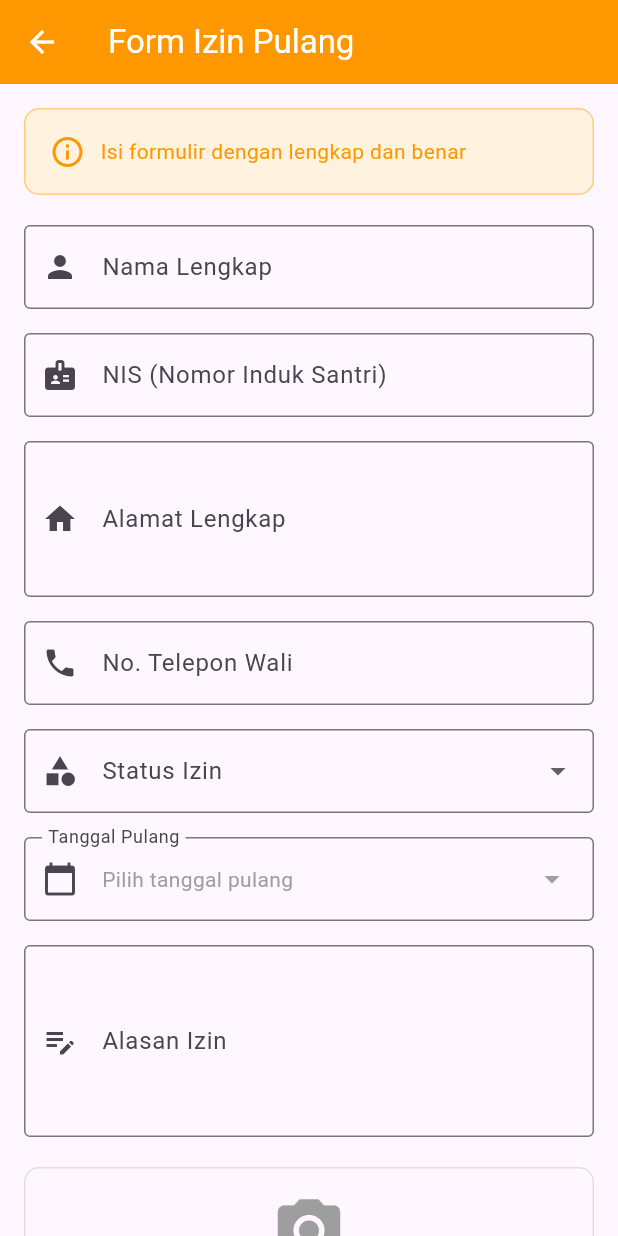
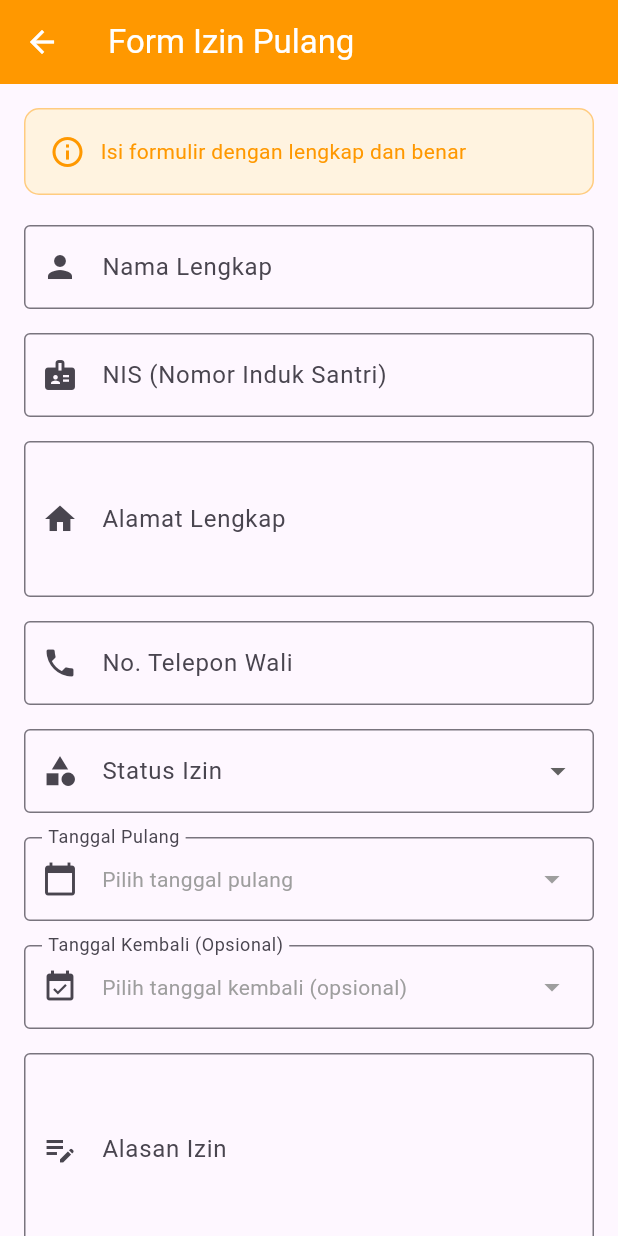
Before and after one commit to mohfarizalsholahuddinghonniuisi23/Ma-had-Security-project, a Flutter app: the FormIzinPulang screen opened directly, on a phone screen of 412 x 824 dp. Run offline on Flutter 3.47's test engine with Material 3 defaults, Android fonts, the phone set to English and light mode, and no system bars; our stand-ins replace cloud_firestore, firebase_auth, firebase_core; accounts and stored records are empty.

Commit message:
penambahan tgl kembali pada formizinpulang

```diff
--- a/lib/Views/FormIzinPulang.dart
+++ b/lib/Views/FormIzinPulang.dart
@@ -26,6 +26,9 @@ class _FormIzinPulangState extends State<FormIzinPulang> {
 
   // Tanggal pulang
   DateTime? _tanggalPulang;
+
+  // Taggal kembali
+  DateTime? _tanggalKembali;
 
   String? _selectedStatus;
   final List<String> _statusOptions = ['Belum Disetujui', 'Disetujui'];
@@ -59,6 +62,36 @@ class _FormIzinPulangState extends State<FormIzinPulang> {
     }
   }
 
+  // Fungsi untuk pilih tanggal kembali
+  Future<void> _pilihTanggalKembali() async {
+    // Validasi: tanggal pulang harus dipilih dulu
+    if (_tanggalPulang == null) {
+      ScaffoldMessenger.of(context).showSnackBar(
+        const SnackBar(
+          content: Text('⚠️ Pilih tanggal pulang terlebih dahulu'),
+          backgroundColor: Colors.orange,
+        ),
+      );
+      return;
+    }
+
+    final DateTime? picked = await showDatePicker(
+      context: context,
+      initialDate: _tanggalKembali ?? _tanggalPulang!.add(const Duration(days: 1)),
+      firstDate: _tanggalPulang!, // Minimal setelah tanggal pulang
+      lastDate: DateTime.now().add(const Duration(days: 365)),
+      helpText: 'Pilih Tanggal Kembali',
+      cancelText: 'Batal',
+      confirmText: 'Pilih',
+    );
+
+    if (picked != null && picked != _tanggalKembali) {
+      setState(() {
+        _tanggalKembali = picked;
+      });
+    }
+  }
+
   // Fungsi simpan ke Firestore
   Future<void> _simpanData() async {
     if (_formKey.currentState!.validate()) {
@@ -88,6 +121,7 @@ class _FormIzinPulangState extends State<FormIzinPulang> {
           alasan: _alasanController.text.trim(),
           status: _selectedStatus ?? 'Belum Disetujui',
           tanggalPulang: _tanggalPulang!,
+          tanggalKembali: _tanggalKembali,
         );
 
         // Simpan ke Firestore
@@ -136,6 +170,7 @@ class _FormIzinPulangState extends State<FormIzinPulang> {
     setState(() {
       _selectedStatus = null;
       _tanggalPulang = null;
+      _tanggalKembali = null;
     });
   }
 
@@ -326,6 +361,54 @@ class _FormIzinPulangState extends State<FormIzinPulang> {
               ),
               const SizedBox(height: 16),
 
+              // 📅 Date Picker untuk Tanggal Kembali
+              InkWell(
+                onTap: _pilihTanggalKembali,
+                child: InputDecorator(
+                  decoration: const InputDecoration(
+                    labelText: 'Tanggal Kembali (Opsional)',
+                    prefixIcon: Icon(Icons.event_available),
+                    border: OutlineInputBorder(),
+                  ),
+                  child: Row(
+                    mainAxisAlignment: MainAxisAlignment.spaceBetween,
+                    children: [
+                      Text(
+                        _tanggalKembali != null
+                            ? DateFormat('dd MMMM yyyy', 'id_ID')
+                                .format(_tanggalKembali!)
+                            : 'Pilih tanggal kembali (opsional)',
+                        style: TextStyle(
+                          color: _tanggalKembali != null
+                              ? Colors.black
+                              : Colors.grey,
+                        ),
+                      ),
+                      Row(
+                        children: [
+                          if (_tanggalKembali != null)
+                            InkWell(
+                              onTap: () {
+                                setState(() {
+                                  _tanggalKembali = null;
+                                });
+                              },
+                              child: const Icon(
+                                Icons.clear,
+                                color: Colors.red,
+                                size: 20,
+                              ),
+                            ),
+                          const SizedBox(width: 8),
+                          const Icon(Icons.arrow_drop_down, color: Colors.grey),
+                        ],
+                      ),
+                    ],
+                  ),
+                ),
+              ),
+              const SizedBox(height: 16),
+
               // Input Alasan
               TextFormField(
                 controller: _alasanController,
```
